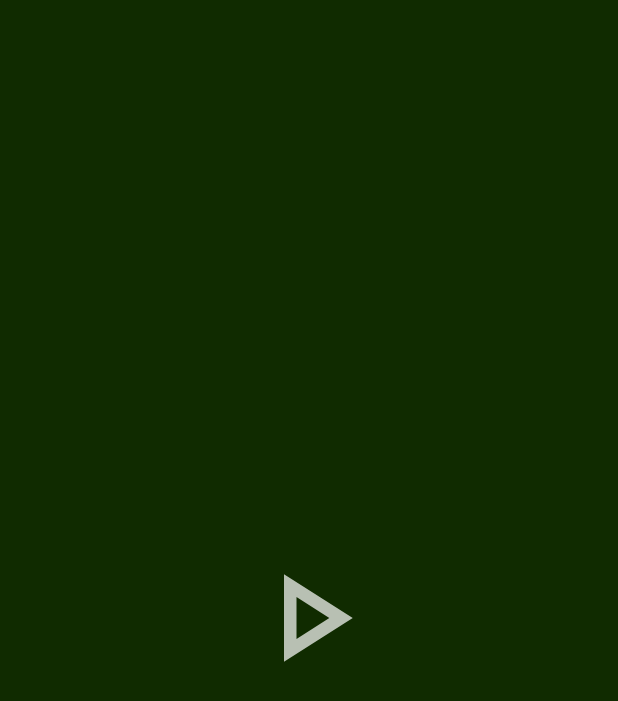
After one commit to HiuzZ/Snakegame2, an Android app built with Jetpack Compose: the layout activity_start.xml on its own in the app's theme, with its tools: preview values and no code run, on a phone screen of 412 x 824 dp. The commit adds this screen. Shown: the top 701 px of the screen. Run offline under Robolectric (Android 15) with nearby library versions, the phone set to English and light mode, and no system bars.

Commit message:
04/11/2024 commit

```diff
--- /dev/null
+++ b/app/src/main/res/drawable/ic_play.xml
@@ -0,0 +1,10 @@
+<vector xmlns:android="http://schemas.android.com/apk/res/android"
+    android:width="100dp"
+    android:height="100dp"
+    android:viewportWidth="960"
+    android:viewportHeight="960"
+    android:tint="?attr/colorControlNormal">
+  <path
+      android:fillColor="@android:color/white"
+      android:pathData="M320,760L320,200L760,480L320,760ZM400,480L400,480L400,480ZM400,614L610,480L400,346L400,614Z"/>
+</vector>
--- /dev/null
+++ b/app/src/main/res/layout/activity_start.xml
@@ -0,0 +1,16 @@
+<!-- res/layout/activity_start.xml -->
+<RelativeLayout xmlns:android="http://schemas.android.com/apk/res/android"
+    android:layout_width="match_parent"
+    android:layout_height="match_parent"
+    android:gravity="center"
+    android:background="#102B00">
+
+    <ImageButton
+        android:id="@+id/btn_play"
+        android:layout_width="wrap_content"
+        android:layout_height="wrap_content"
+        android:src="@drawable/ic_play"
+        android:background="?attr/selectableItemBackgroundBorderless"
+        />
+
+</RelativeLayout>
```
Also changed, not shown: app/src/main/AndroidManifest.xml (+15 -5 lines), app/src/main/java/com/map/nguyendinhhieu/snakegame2/GameView.java (+111 -33 lines), app/src/main/java/com/map/nguyendinhhieu/snakegame2/MainActivity.java (+22 -1 lines), app/src/main/java/com/map/nguyendinhhieu/snakegame2/Snake.java (+25 -0 lines), app/src/main/java/com/map/nguyendinhhieu/snakegame2/StartActivity.java (added, +38 -0 lines), app/src/main/res/drawable/ic_replay.xml (added, +10 -0 lines).
